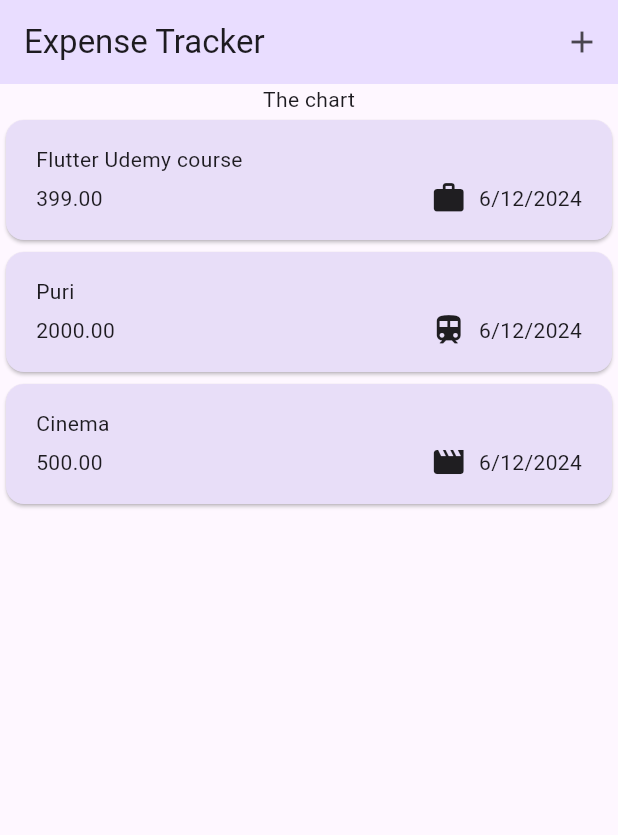
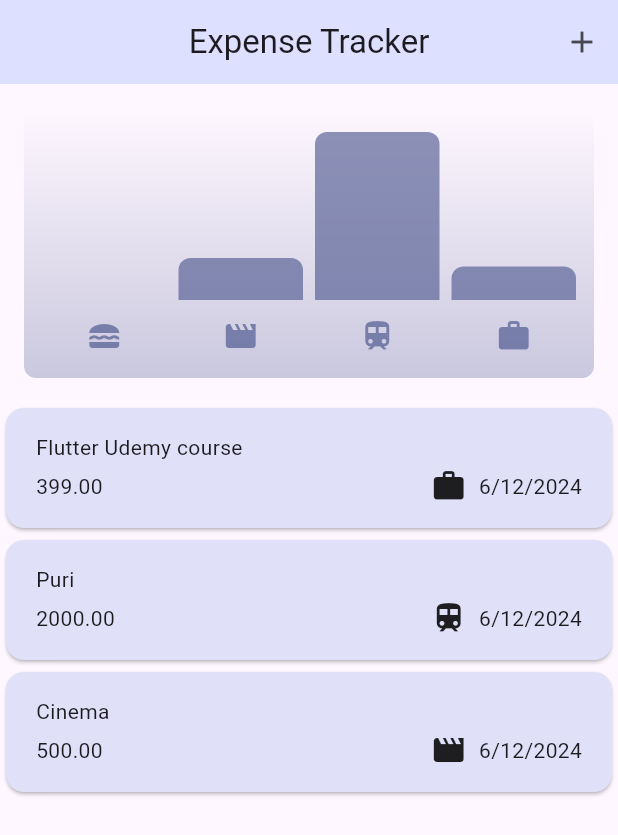
Before and after one commit to ShreyaBadgaiyan/Expense-Tracker-Application, a Flutter app: the screen it shows after launch, on a phone screen of 412 x 824 dp. Shown: the top 835 px of the screen. Run offline on Flutter 3.47's test engine with Material 3 defaults, Android fonts, the phone set to English and light mode, and no system bars.

Commit message:
responsiveness

```diff
--- a/lib/expense_tracker.dart
+++ b/lib/expense_tracker.dart
@@ -1,3 +1,4 @@
+import 'package:expense_tracker/widgets/chart/chart.dart';
 import 'package:expense_tracker/widgets/expenses_list.dart';
 import 'package:expense_tracker/widgets/new_expense.dart';
 import 'package:flutter/material.dart';
@@ -67,6 +68,11 @@ class _ExpensesState extends State<Expenses> {
 
   @override
   Widget build(BuildContext context) {
+
+    final width=MediaQuery.of(context).size.width;
+    final height=MediaQuery.of(context).size.height;
+    //print(MediaQuery.of(context).size.width);
+
     Widget mainContent = const Center(
       child: Text('No expenses found, Start adding some!'),
     );
@@ -80,6 +86,7 @@ class _ExpensesState extends State<Expenses> {
     return Scaffold(
       appBar: AppBar(
         title: const Text('Expense Tracker'),
+        centerTitle: true,
         actions: [
           IconButton(
             icon: const Icon(Icons.add),
@@ -88,13 +95,26 @@ class _ExpensesState extends State<Expenses> {
           //used to display button in top of screen at the appBar
         ],
       ),
-      body: Column(
+      body:
+      width<height?
+      Column(
         children: [
-          const Text('The chart'),
+         // const Text('The chart'),
+          Chart(expenses: _registeredExpenses),
           Expanded(child: mainContent)
           //When using list inside list, use expanded otherwise it wont be visible.
         ],
-      ),
+      ):
+
+      Row(
+        children: [
+          // const Text('The chart'),
+          Expanded(child: Chart(expenses: _registeredExpenses)),
+          Expanded(child: mainContent)
+          //When using list inside list, use expanded otherwise it wont be visible.
+        ],
+      )
+      ,
     );
   }
 }
--- a/lib/main.dart
+++ b/lib/main.dart
@@ -1,33 +1,59 @@
 import 'package:expense_tracker/expense_tracker.dart';
 import 'package:flutter/material.dart';
+import 'package:flutter/services.dart';
 
 
 var kColorScheme=ColorScheme.fromSeed(
     seedColor:
-    Color.fromARGB(
-    255, 96, 59, 181)
+    Colors.indigo
 );
 
-var kDarkColorScheme=ColorScheme.fromSeed(seedColor: Color.fromARGB(255, 5, 99, 125));
+// Color.fromARGB(
+// 255, 96, 59, 181)
+
+var kDarkColorScheme=ColorScheme.fromSeed(seedColor: const Color.fromARGB(255, 5, 99, 125));
 
 void main() {
+  //This is basically used to have the app orientation working only in portrait mode.
+  // WidgetsFlutterBinding.ensureInitialized();
+  // SystemChrome.setPreferredOrientations([
+  // DeviceOrientation.portraitUp
+  //
+  // ]
+  // ).then((fn){
     runApp( MaterialApp(
 
       darkTheme: ThemeData.dark().copyWith(
+          scaffoldBackgroundColor: Colors.black,
           colorScheme: kDarkColorScheme,
           brightness: Brightness.dark,
-      // appBarTheme:AppBarTheme().copyWith(
-      //   backgroundColor:kDarkColorScheme.primaryContainer,
-      //   // foregroundColor: kColorScheme.primaryContainer,
-      // ),
-      cardTheme: CardTheme(
+          appBarTheme:const AppBarTheme().copyWith(
+            backgroundColor:kDarkColorScheme.primaryContainer,
+            // foregroundColor: kColorScheme.primaryContainer,
+          ),
+          cardTheme: const CardTheme(
           ).copyWith(
-        color: kDarkColorScheme.secondaryContainer,
+            color: kDarkColorScheme.primaryContainer,
             //margin:
             // EdgeInsets.symmetric(
             //     horizontal: Theme.of(context).cardTheme.margin!.horizontal)
           ),
+          elevatedButtonTheme: ElevatedButtonThemeData(
+              style: ElevatedButton.styleFrom(
+                backgroundColor: kDarkColorScheme.primaryContainer,
+              )
+          ),
 
+          textTheme:ThemeData().textTheme.copyWith(
+              titleLarge: const TextStyle(
+                fontWeight: FontWeight.normal,
+                //  color: kColorScheme.primaryContainer
+              )
+          ),
+
+          snackBarTheme: const SnackBarThemeData().copyWith(
+              backgroundColor: Colors.black
+          )
 
       ),
       theme: ThemeData(
@@ -35,11 +61,11 @@ void main() {
         // scaffoldBackgroundColor: Color(0xFF290A79FF),
         //all scaffold screens use this colour
         colorScheme: kColorScheme,
-    appBarTheme:AppBarTheme().copyWith(
+        appBarTheme:const AppBarTheme().copyWith(
           backgroundColor:kColorScheme.primaryContainer,
           // foregroundColor: kColorScheme.primaryContainer,
         ),
-      cardTheme: CardTheme(
+        cardTheme: const CardTheme(
         ).copyWith(
           color: kColorScheme.secondaryContainer,
           //margin:
@@ -54,17 +80,24 @@ void main() {
         ),
 
         textTheme:ThemeData().textTheme.copyWith(
-        titleLarge: TextStyle(
+            titleLarge: const TextStyle(
               fontWeight: FontWeight.normal,
               //  color: kColorScheme.primaryContainer
             )
         ),
 
+
+
       ),
-    themeMode: ThemeMode.light,
+      themeMode: ThemeMode.system,
 
 
       home: const Expenses(),
     )
     );
+
   }
+//   );
+//
+//
+// }
--- /dev/null
+++ b/lib/widgets/chart/chart.dart
@@ -0,0 +1,96 @@
+import 'package:flutter/material.dart';
+
+import 'package:expense_tracker/models/expense.dart';
+
+import 'chart_bar.dart';
+
+class Chart extends StatelessWidget {
+  const Chart({super.key, required this.expenses});
+
+  final List<Expense> expenses;
+
+  List<ExpenseBucket> get buckets {
+    return [
+      ExpenseBucket.forCategory(expenses, Category.food),
+      ExpenseBucket.forCategory(expenses, Category.leisure),
+      ExpenseBucket.forCategory(expenses, Category.travel),
+      ExpenseBucket.forCategory(expenses, Category.work),
+    ];
+  }
+
+  double get maxTotalExpense {
+    double maxTotalExpense = 0;
+
+    for (final bucket in buckets) {
+      if (bucket.totalExpenses > maxTotalExpense) {
+        maxTotalExpense = bucket.totalExpenses;
+      }
+    }
+
+    return maxTotalExpense;
+  }
+
+  @override
+  Widget build(BuildContext context) {
+    final isDarkMode =
+        MediaQuery.of(context).platformBrightness == Brightness.dark;
+    return Container(
+      margin: const EdgeInsets.all(16),
+      padding: const EdgeInsets.symmetric(
+        vertical: 16,
+        horizontal: 8,
+      ),
+      width: double.infinity,
+      height: 180,
+      decoration: BoxDecoration(
+        borderRadius: BorderRadius.circular(8),
+        gradient: LinearGradient(
+          colors: [
+            Theme.of(context).colorScheme.primary.withOpacity(0.3),
+            Theme.of(context).colorScheme.primary.withOpacity(0.0)
+          ],
+          begin: Alignment.bottomCenter,
+          end: Alignment.topCenter,
+        ),
+      ),
+      child: Column(
+        children: [
+          Expanded(
+            child: Row(
+              crossAxisAlignment: CrossAxisAlignment.end,
+              children: [
+                for (final bucket in buckets) // alternative to map()
+                  ChartBar(
+                    fill: bucket.totalExpenses == 0
+                        ? 0
+                        : bucket.totalExpenses / maxTotalExpense,
+                  )
+              ],
+            ),
+          ),
+          const SizedBox(height: 12),
+          Row(
+            children: buckets
+                .map(
+                  (bucket) => Expanded(
+                    child: Padding(
+                      padding: const EdgeInsets.symmetric(horizontal: 4),
+                      child: Icon(
+                        categoryIcons[bucket.category],
+                        color: isDarkMode
+                            ? Theme.of(context).colorScheme.secondary
+                            : Theme.of(context)
+                                .colorScheme
+                                .primary
+                                .withOpacity(0.7),
+                      ),
+                    ),
+                  ),
+                )
+                .toList(),
+          )
+        ],
+      ),
+    );
+  }
+}
--- /dev/null
+++ b/lib/widgets/chart/chart_bar.dart
@@ -0,0 +1,34 @@
+import 'package:flutter/material.dart';
+
+class ChartBar extends StatelessWidget {
+  const ChartBar({
+    super.key,
+    required this.fill,
+  });
+
+  final double fill;
+
+  @override
+  Widget build(BuildContext context) {
+    final isDarkMode =
+        MediaQuery.of(context).platformBrightness == Brightness.dark;
+    return Expanded(
+      child: Padding(
+        padding: const EdgeInsets.symmetric(horizontal: 4),
+        child: FractionallySizedBox(
+          heightFactor: fill,
+          child: DecoratedBox(
+            decoration: BoxDecoration(
+              shape: BoxShape.rectangle,
+              borderRadius:
+                  const BorderRadius.vertical(top: Radius.circular(8)),
+              color: isDarkMode
+                  ? Theme.of(context).colorScheme.secondary
+                  : Theme.of(context).colorScheme.primary.withOpacity(0.65),
+            ),
+          ),
+        ),
+      ),
+    );
+  }
+}
```
Lines whose indentation alone changed are shown as unchanged.
